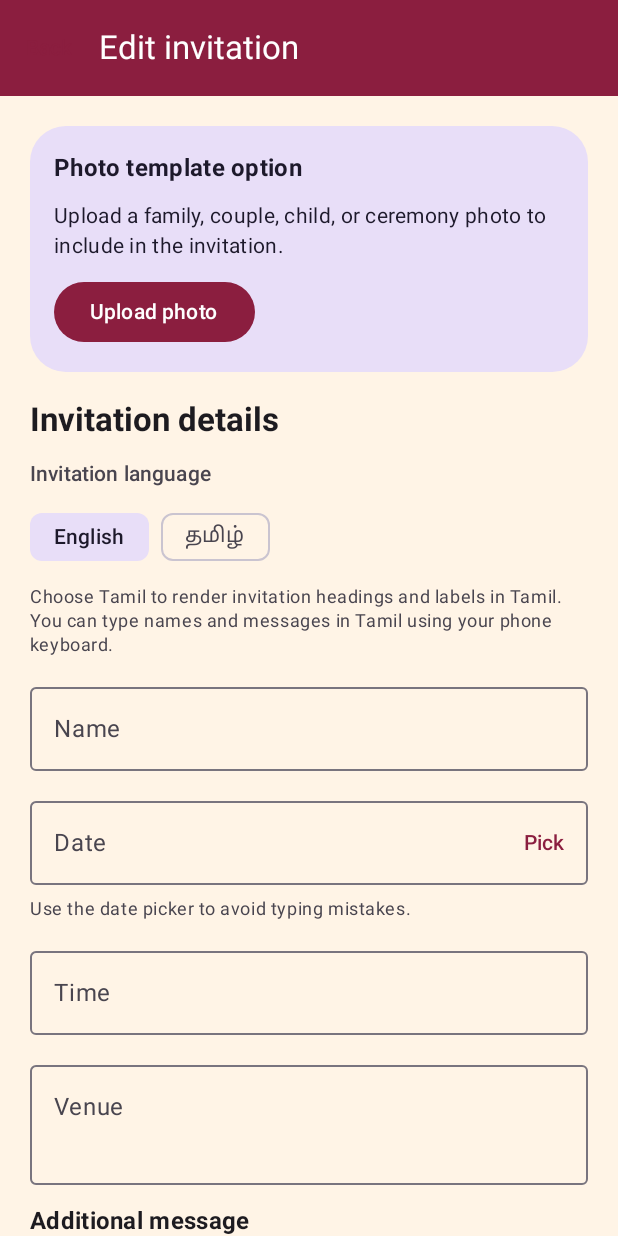
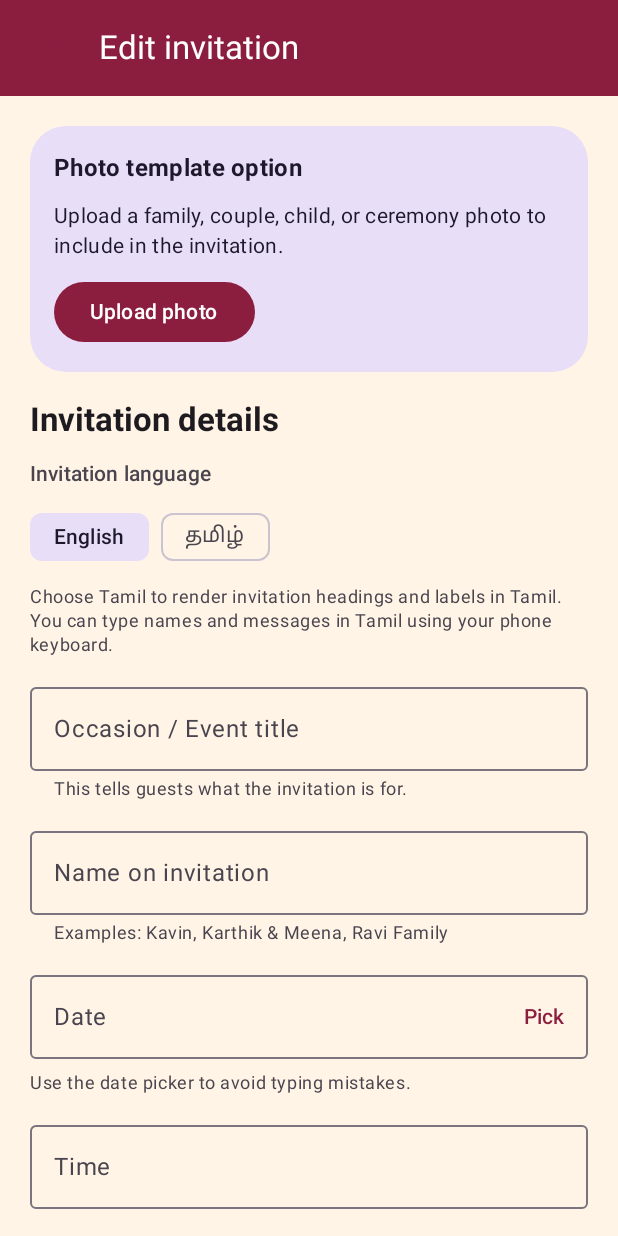
Before and after one commit to mrajen27/Invitation_Maker, an Android app built with Jetpack Compose: the EditorScreen screen opened through its navigation route, on a phone screen of 412 x 824 dp. Run offline under Robolectric (Android 15) with nearby library versions, the phone set to English and light mode, and no system bars.

Commit message:
Add explicit invitation occasion title
Co-authored-by: mrajen27 <mrajen27@users.noreply.github.com>

```diff
--- a/app/src/main/java/com/vaangainvite/data/model/InvitationDetails.kt
+++ b/app/src/main/java/com/vaangainvite/data/model/InvitationDetails.kt
@@ -1,6 +1,7 @@
 package com.vaangainvite.data.model
 
 data class InvitationDetails(
+    val occasionTitle: String = "",
     val name: String = "",
     val date: String = "",
     val time: String = "",
--- a/app/src/main/java/com/vaangainvite/ui/screens/EditorScreen.kt
+++ b/app/src/main/java/com/vaangainvite/ui/screens/EditorScreen.kt
@@ -199,6 +199,7 @@ fun EditorScreen(
                 selectedLanguage = state.selectedLanguage,
                 selectedCategoryId = state.selectedCategory?.id,
                 onLanguageSelected = viewModel::selectLanguage,
+                onOccasionTitleChanged = viewModel::updateOccasionTitle,
                 onNameChanged = viewModel::updateName,
                 onDateChanged = viewModel::updateDate,
                 onTimeChanged = viewModel::updateTime,
@@ -398,6 +399,7 @@ private fun EditorFields(
     selectedLanguage: InvitationLanguage,
     selectedCategoryId: String?,
     onLanguageSelected: (InvitationLanguage) -> Unit,
+    onOccasionTitleChanged: (String) -> Unit,
     onNameChanged: (String) -> Unit,
     onDateChanged: (String) -> Unit,
     onTimeChanged: (String) -> Unit,
@@ -415,11 +417,26 @@ private fun EditorFields(
             onLanguageSelected = onLanguageSelected
         )
         OutlinedTextField(
+            value = details.occasionTitle,
+            onValueChange = onOccasionTitleChanged,
+            label = { Text("Occasion / Event title") },
+            modifier = Modifier.fillMaxWidth(),
+            singleLine = true,
+            placeholder = { Text("Kavin's First Birthday") },
+            supportingText = {
+                Text(text = "This tells guests what the invitation is for.")
+            }
+        )
+        OutlinedTextField(
             value = details.name,
             onValueChange = onNameChanged,
-            label = { Text("Name") },
+            label = { Text("Name on invitation") },
             modifier = Modifier.fillMaxWidth(),
-            singleLine = true
+            singleLine = true,
+            placeholder = { Text("Karthik & Meena") },
+            supportingText = {
+                Text(text = "Examples: Kavin, Karthik & Meena, Ravi Family")
+            }
         )
         DatePickerField(
             date = details.date,
```
Also changed, not shown: app/src/main/java/com/vaangainvite/core/image/InvitationImageGenerator.kt (+22 -1 lines), app/src/main/java/com/vaangainvite/ui/viewmodel/InviteViewModel.kt (+15 -0 lines), 1 other file.
